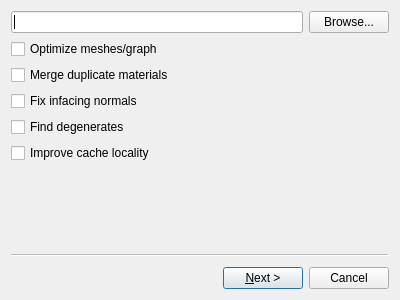
First picture: the form in app/importer_wizard.ui, repository tonttu/Shaderkit, before the edit.
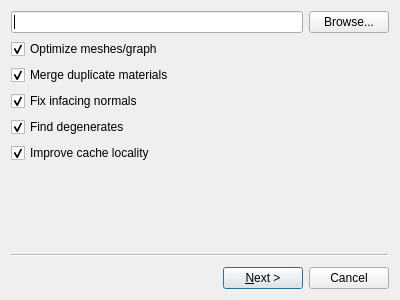
Second picture: the form after the edit.

The edit to the form file:
```diff
--- a/app/importer_wizard.ui
+++ b/app/importer_wizard.ui
@@ -36,6 +36,9 @@
       <property name="text">
        <string>Optimize meshes/graph</string>
       </property>
+      <property name="checked">
+       <bool>true</bool>
+      </property>
      </widget>
     </item>
     <item row="2" column="0">
@@ -43,6 +46,9 @@
       <property name="text">
        <string>Merge duplicate materials</string>
       </property>
+      <property name="checked">
+       <bool>true</bool>
+      </property>
      </widget>
     </item>
     <item row="3" column="0">
@@ -50,6 +56,9 @@
       <property name="text">
        <string>Fix infacing normals</string>
       </property>
+      <property name="checked">
+       <bool>true</bool>
+      </property>
      </widget>
     </item>
     <item row="4" column="0">
@@ -57,6 +66,9 @@
       <property name="text">
        <string>Find degenerates</string>
       </property>
+      <property name="checked">
+       <bool>true</bool>
+      </property>
      </widget>
     </item>
     <item row="5" column="0">
@@ -64,6 +76,9 @@
       <property name="text">
        <string>Improve cache locality</string>
       </property>
+      <property name="checked">
+       <bool>true</bool>
+      </property>
      </widget>
     </item>
    </layout>
```
